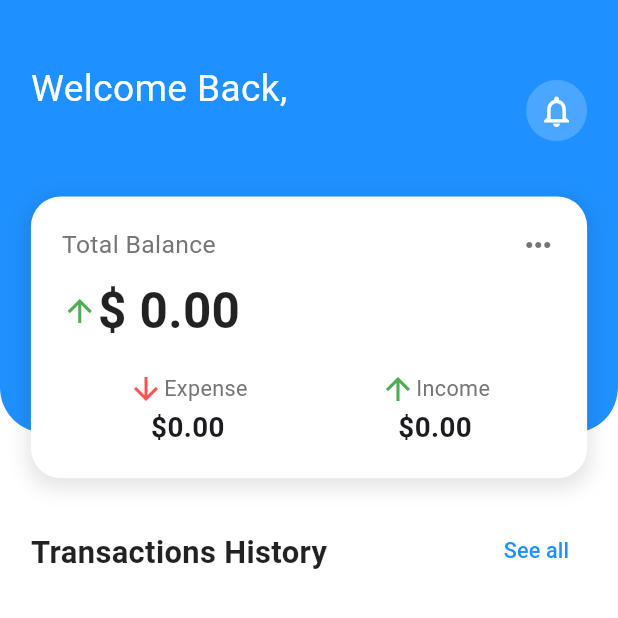
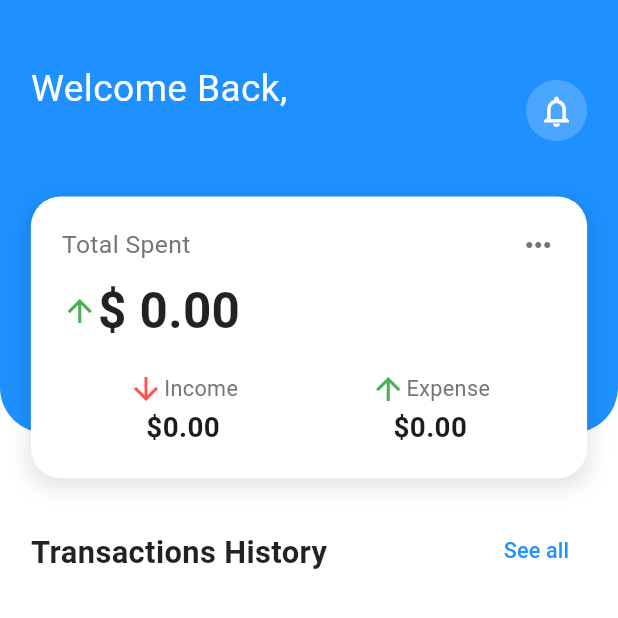
Before and after one commit to VyankateshRohokale/expensetracker, a Flutter app: the screen it shows after launch, after a tap on "Get Started", on a phone screen of 412 x 824 dp, the top half of it. Run offline on Flutter 3.47's test engine with Material 3 defaults, Android fonts, the phone set to English and light mode, and no system bars; our stand-ins replace equatable, flutter_riverpod, fpdart, go_router.

Commit message:
final code

```diff
--- a/lib/features/expenses/presentation/pages/home_page.dart
+++ b/lib/features/expenses/presentation/pages/home_page.dart
@@ -179,7 +179,7 @@ class HomePage extends ConsumerWidget {
                           mainAxisAlignment: MainAxisAlignment.spaceBetween,
                           children: [
                             Text(
-                              'Total Balance',
+                              'Total Spent',
                               style: TextStyle(
                                 fontSize: screenWidth * 0.04,
                                 color: Colors.grey[600],
@@ -212,7 +212,7 @@ class HomePage extends ConsumerWidget {
                                   children: [
                                     Icon(Icons.arrow_downward, color: Colors.redAccent),
                                     Text(
-                                      'Expense',
+                                      'Income',
                                       style: TextStyle(
                                         fontSize: screenWidth * 0.035,
                                         color: Colors.grey[600],
@@ -235,7 +235,7 @@ class HomePage extends ConsumerWidget {
                                   children: [
                                     Icon(Icons.arrow_upward, color: Colors.green), // Changed to green for income
                                     Text(
-                                      'Income',
+                                      'Expense',
                                       style: TextStyle(
                                         fontSize: screenWidth * 0.035,
                                         color: Colors.grey[600],
--- a/lib/main.dart
+++ b/lib/main.dart
@@ -79,6 +79,7 @@ class MyApp extends StatelessWidget {
         primarySwatch: Colors.blue,
       ),
       routerConfig: _router,
+      debugShowCheckedModeBanner: false,
     );
   }
 }
```
